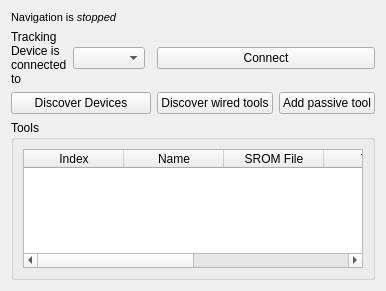
Above: Modules/IGTUI/Qmitk/QmitkNDIConfigurationWidget.ui from MITK/MITK before the change. Below: the same form after it.
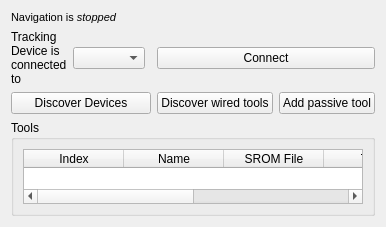
That is the form after the change.

What changed in the file:
```diff
--- a/Modules/IGTUI/Qmitk/QmitkNDIConfigurationWidget.ui
+++ b/Modules/IGTUI/Qmitk/QmitkNDIConfigurationWidget.ui
@@ -6,8 +6,8 @@
    <rect>
     <x>0</x>
     <y>0</y>
-    <width>379</width>
-    <height>291</height>
+    <width>352</width>
+    <height>227</height>
    </rect>
   </property>
   <property name="windowTitle">
```
Left out of the diff: 34 changed lines with no effect on the pictures.
